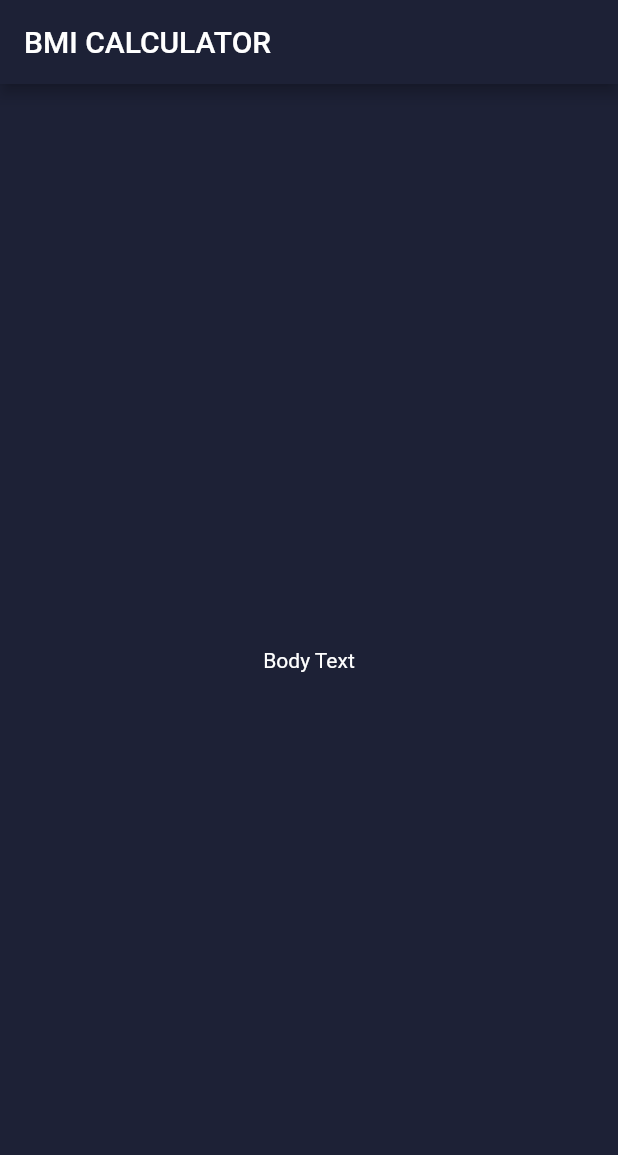
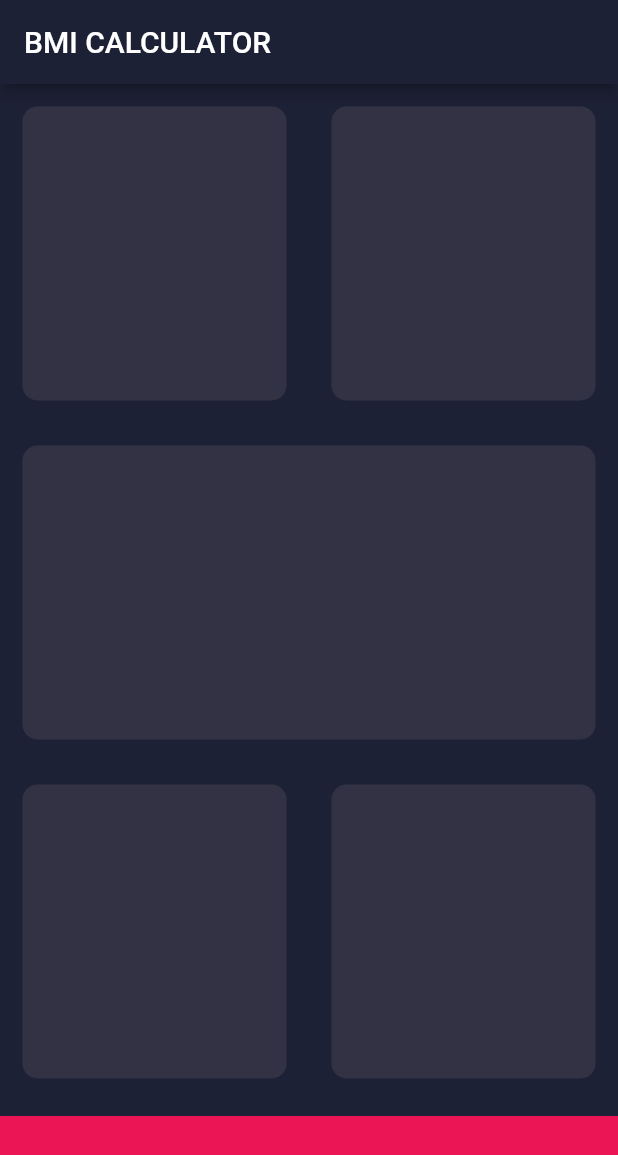
Before and after one commit to gospodi-dev/bmi_calculator, a Flutter app: the screen it shows after launch, on a phone screen of 412 x 824 dp. Shown: the top 1155 px of the screen. Run offline on Flutter 3.47's test engine with Material 2 defaults, Android fonts, the phone set to English and light mode, and no system bars.

Commit message:
Добавлены константы свойств Контейнеров. Выполнена разметка блоков приложения

```diff
--- a/lib/input_page.dart
+++ b/lib/input_page.dart
@@ -1,4 +1,8 @@
 import 'package:flutter/material.dart';
+
+const bottomContainerHeight = 80.0;
+const activeCardColor = Color(0xff323244);
+const bottomContainerColour = Color(0xFFEB1555);
 
 class InputPage extends StatefulWidget {
   @override
@@ -9,12 +13,48 @@ class _InputPageState extends State<InputPage> {
   @override
   Widget build(BuildContext context) {
     return Scaffold(
-      appBar: AppBar(
-        title: Text('BMI CALCULATOR'),
-      ),
-      body: Center(
-        child: Text('Body Text'),
-      ),
+        appBar: AppBar(
+          title: Text('BMI CALCULATOR'),
+        ),
+        body: Column(
+          children: <Widget>[
+            Expanded(
+                child: Row(
+              children: <Widget>[
+                Expanded(child: ReusableCard(colour: activeCardColor)),
+                Expanded(child: ReusableCard(colour: activeCardColor)),
+              ],
+            )),
+            Expanded(child: ReusableCard(colour: activeCardColor)),
+            Expanded(
+                child: Row(
+              children: <Widget>[
+                Expanded(child: ReusableCard(colour: activeCardColor)),
+                Expanded(child: ReusableCard(colour: activeCardColor)),
+              ],
+            )),
+            Container(
+              color: bottomContainerColour,
+              margin: EdgeInsets.only(top: 10.0),
+              width: double.infinity,
+              height: bottomContainerHeight,
+            )
+          ],
+        ));
+  }
+}
+
+class ReusableCard extends StatelessWidget {
+  ReusableCard({@required this.colour});
+
+  final Color colour;
+
+  @override
+  Widget build(BuildContext context) {
+    return Container(
+      margin: EdgeInsets.all(15.0),
+      decoration: BoxDecoration(
+          color: colour, borderRadius: BorderRadius.circular(10.0)),
     );
   }
 }
```
